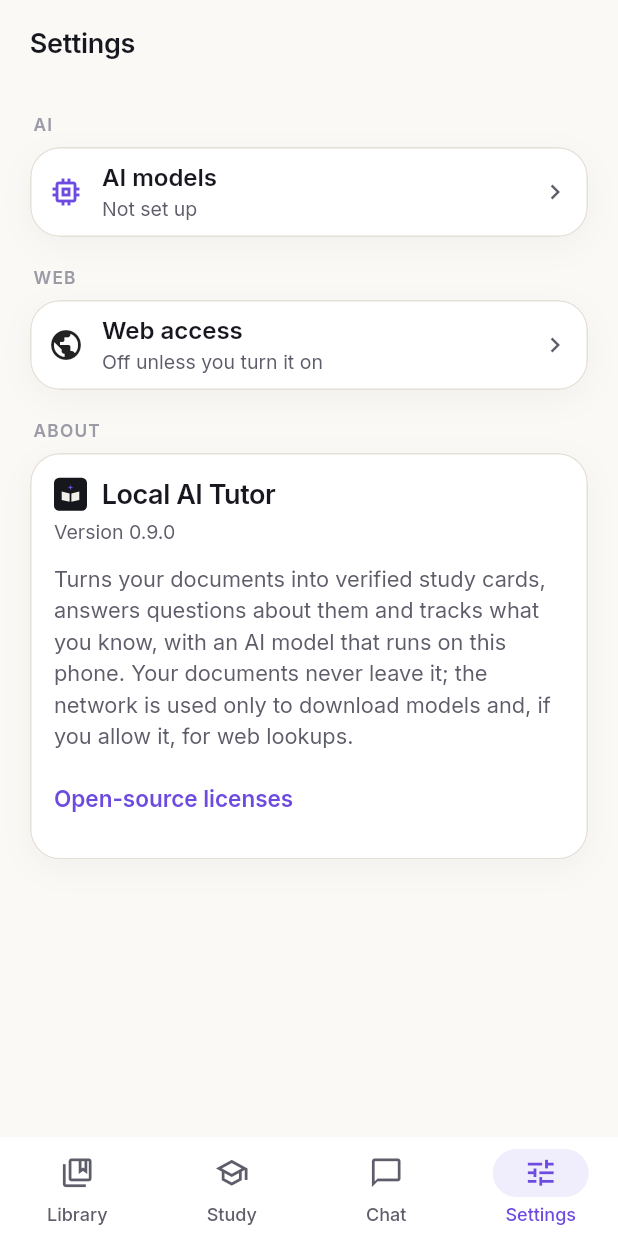
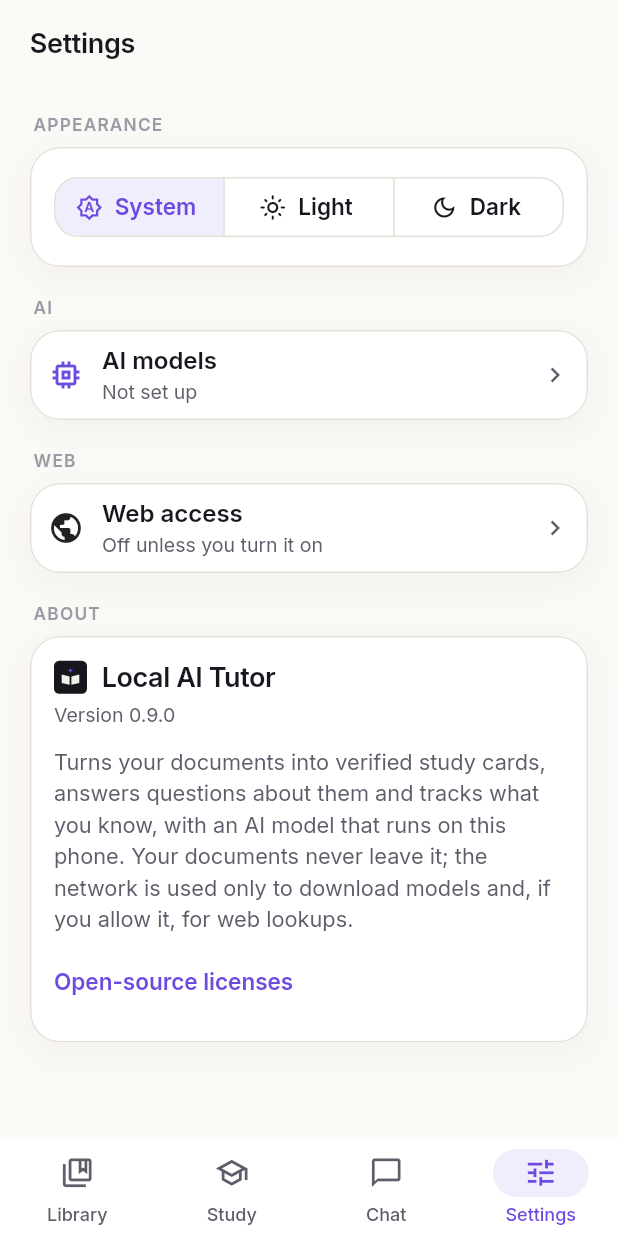
Before and after one commit to Chouia-Abderrahman/Local-AI-Tutor, a Flutter app: the screen it shows after launch, item 4 of the bottom bar chosen, on a phone screen of 412 x 824 dp. Run offline on Flutter 3.47's test engine with Material 3 defaults, Android fonts, the phone set to English and light mode, and no system bars; our stand-ins replace battery_plus, drift, drift_flutter, file_picker, flutter_riverpod, go_router; missing offline and left inert: flutter_foreground_task, fsrs, google_mlkit_text_recognition, llamadart, pdfrx; accounts and stored records are empty; generated files the repository leaves out were written again.

Commit message:
Chat inbox across documents and a light/dark/system theme switch
- Chat tab opens on a list of every conversation, newest activity first,
  with its document, age and message count; tapping opens it, "New chat"
  picks a document. The conversation view moved to /chat/conversation.
- Settings > Appearance: System / Light / Dark, remembered.

```diff
--- a/lib/app/app.dart
+++ b/lib/app/app.dart
@@ -1,6 +1,7 @@
 import 'package:flutter/material.dart';
 import 'package:flutter_riverpod/flutter_riverpod.dart';
 
+import 'appearance.dart';
 import 'router.dart';
 import 'theme.dart';
 
@@ -17,6 +18,7 @@ class StudyApp extends ConsumerWidget {
       debugShowCheckedModeBanner: false,
       theme: AppTheme.light(),
       darkTheme: AppTheme.dark(),
+      themeMode: ref.watch(themeModeProvider),
       routerConfig: ref.watch(routerProvider),
     );
   }
--- a/lib/app/router.dart
+++ b/lib/app/router.dart
@@ -1,6 +1,7 @@
 import 'package:flutter_riverpod/flutter_riverpod.dart';
 import 'package:go_router/go_router.dart';
 
+import '../features/chat/chat_list_screen.dart';
 import '../features/chat/chat_screen.dart';
 import '../features/home/home_shell.dart';
 import '../features/library/document_screen.dart';
@@ -70,7 +71,13 @@ final routerProvider = Provider<GoRouter>((ref) {
             routes: [
               GoRoute(
                 path: '/chat',
-                builder: (context, state) => const ChatScreen(),
+                builder: (context, state) => const ChatListScreen(),
+                routes: [
+                  GoRoute(
+                    path: 'conversation',
+                    builder: (context, state) => const ChatScreen(),
+                  ),
+                ],
               ),
             ],
           ),
--- a/lib/features/chat/chat_controllers.dart
+++ b/lib/features/chat/chat_controllers.dart
@@ -53,6 +53,11 @@ final chatThreadChoiceProvider =
 final chatThreadsProvider = StreamProvider.family<List<ChatThreadInfo>, int>(
   (ref, documentId) =>
       ref.watch(chatRepositoryProvider).watchThreads(documentId),
+);
+
+/// All conversations across documents, most recent first.
+final allChatsProvider = StreamProvider<List<ChatListEntry>>(
+  (ref) => ref.watch(chatRepositoryProvider).watchAllThreads(),
 );
 
 /// The conversation shown for a document.
--- a/lib/features/library/document_screen.dart
+++ b/lib/features/library/document_screen.dart
@@ -57,7 +57,7 @@ class DocumentScreen extends ConsumerWidget {
               icon: const Icon(Icons.chat_bubble_outline, size: 21),
               onPressed: () {
                 ref.read(chatDocumentProvider.notifier).select(documentId);
-                context.go('/chat');
+                context.go('/chat/conversation');
               },
             ),
             PopupMenuButton<String>(
--- a/lib/features/settings/settings_screen.dart
+++ b/lib/features/settings/settings_screen.dart
@@ -3,6 +3,7 @@ import 'package:flutter_riverpod/flutter_riverpod.dart';
 import 'package:go_router/go_router.dart';
 
 import '../../app/app.dart';
+import '../../app/appearance.dart';
 import '../../app/theme.dart';
 import '../../app/ui.dart';
 import '../model/model_controllers.dart';
@@ -29,6 +30,8 @@ class SettingsScreen extends ConsumerWidget {
       body: ListView(
         padding: const EdgeInsets.fromLTRB(Tokens.gutter, 0, Tokens.gutter, 32),
         children: [
+          const SectionLabel('Appearance'),
+          const _ThemePicker(),
           const SectionLabel('AI'),
           PanelList(
             children: [
@@ -109,3 +112,38 @@ class SettingsScreen extends ConsumerWidget {
     );
   }
 }
+
+/// System, light or dark.
+class _ThemePicker extends ConsumerWidget {
+  const _ThemePicker();
+
+  @override
+  Widget build(BuildContext context, WidgetRef ref) {
+    final mode = ref.watch(themeModeProvider);
+    return Panel(
+      child: SegmentedButton<ThemeMode>(
+        showSelectedIcon: false,
+        segments: const [
+          ButtonSegment(
+            value: ThemeMode.system,
+            icon: Icon(Icons.brightness_auto_outlined, size: 18),
+            label: Text('System'),
+          ),
+          ButtonSegment(
+            value: ThemeMode.light,
+            icon: Icon(Icons.light_mode_outlined, size: 18),
+            label: Text('Light'),
+          ),
+          ButtonSegment(
+            value: ThemeMode.dark,
+            icon: Icon(Icons.dark_mode_outlined, size: 18),
+            label: Text('Dark'),
+          ),
+        ],
+        selected: {mode},
+        onSelectionChanged: (s) =>
+            ref.read(themeModeProvider.notifier).set(s.single),
+      ),
+    );
+  }
+}
```
Also changed, not shown: lib/app/appearance.dart (added, +30 -0 lines), lib/app/ui.dart (+12 -0 lines), lib/core/chat/chat_service.dart (+37 -0 lines), lib/features/chat/chat_list_screen.dart (added, +200 -0 lines), lib/features/chat/chat_screen.dart (+2 -13 lines), 2 other files.
